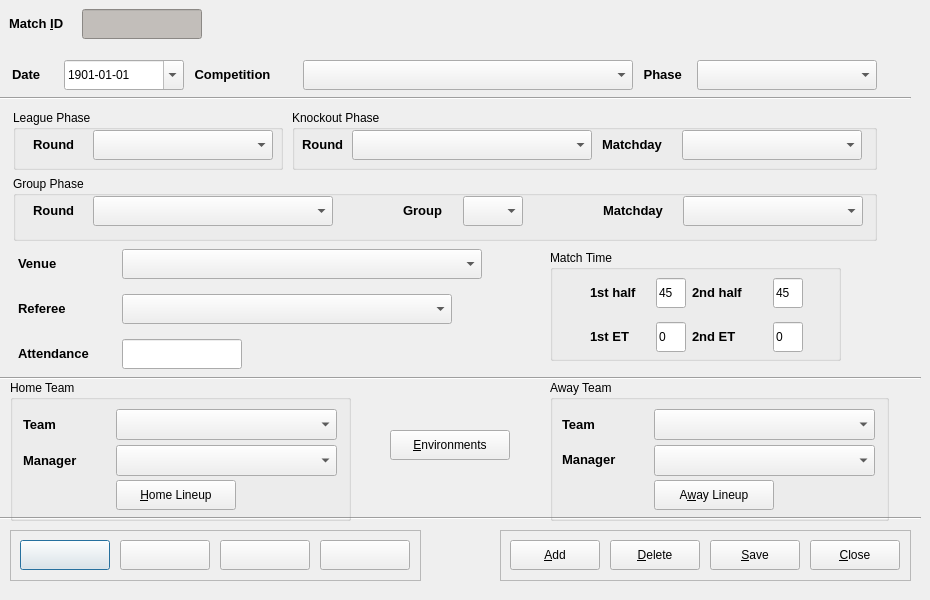
This is code/pyqt/gui/match_entry.ui in soccermetrics/marcotti-desktop as Qt 5 draws it before an edit. The edited form follows.
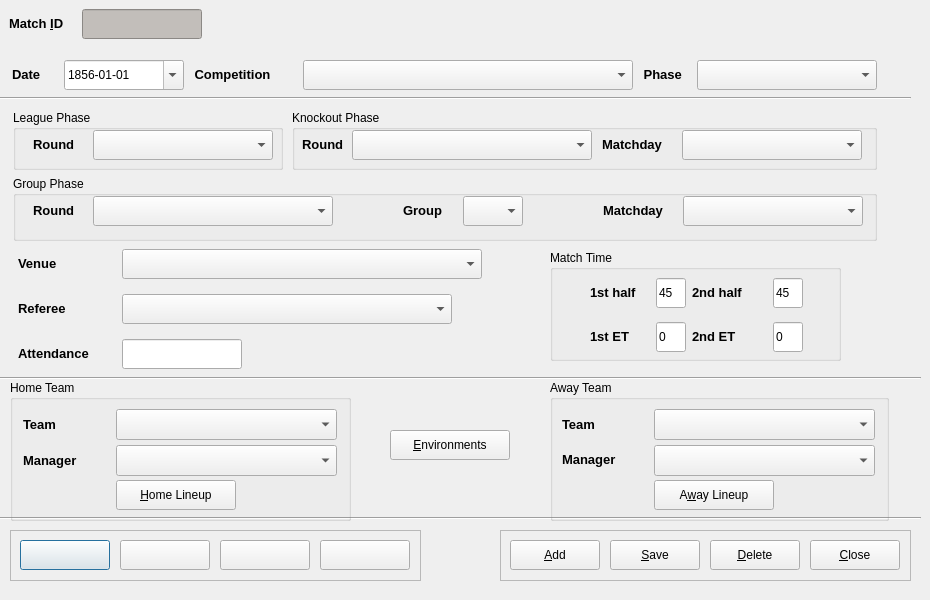
This is the edited form. Icons and pictures are not drawn.

What changed in the file:
```diff
--- a/code/pyqt/gui/match_entry.ui
+++ b/code/pyqt/gui/match_entry.ui
@@ -332,7 +332,7 @@
    <widget class="QPushButton" name="deleteEntry">
     <property name="geometry">
      <rect>
-      <x>110</x>
+      <x>210</x>
       <y>10</y>
       <width>90</width>
       <height>30</height>
@@ -364,7 +364,7 @@
    <widget class="QPushButton" name="saveEntry">
     <property name="geometry">
      <rect>
-      <x>210</x>
+      <x>110</x>
       <y>10</y>
       <width>90</width>
       <height>30</height>
@@ -1582,7 +1582,7 @@
       </property>
       <property name="date">
        <date>
-        <year>1901</year>
+        <year>1856</year>
         <month>1</month>
         <day>1</day>
        </date>
```
Left out of the diff: 2 changed lines with no effect on the pictures.
